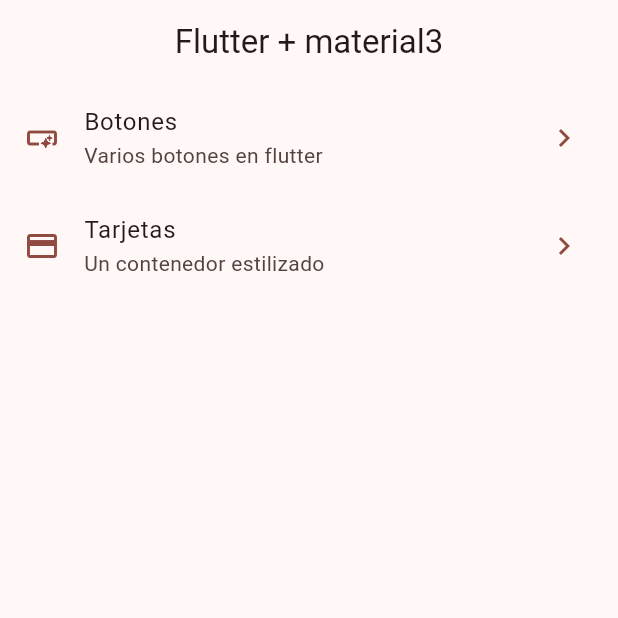
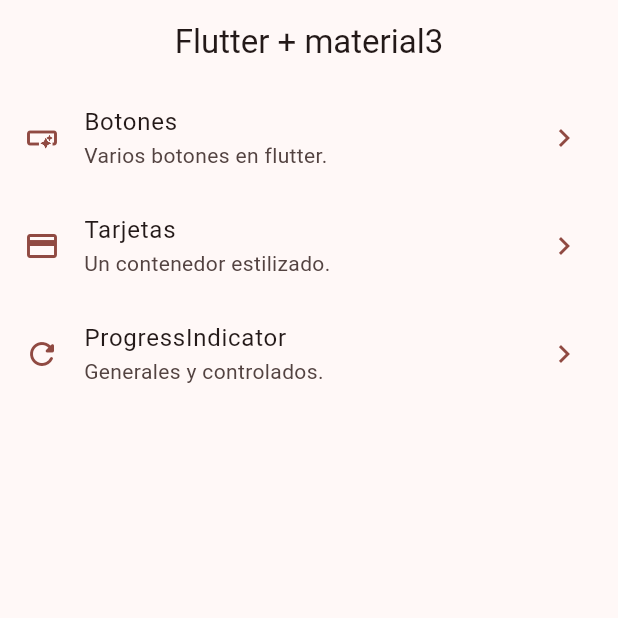
Before and after one commit to Jose-01010000/widget_app, a Flutter app: the screen it shows after launch, on a phone screen of 412 x 824 dp, the top half of it. Run offline on Flutter 3.47's test engine with Material 2 defaults, Android fonts, the phone set to English and light mode, and no system bars; our stand-ins replace go_router.

Commit message:
Vista Progress Indicator termianada.

```diff
--- a/lib/config/menu_items/menu_items.dart
+++ b/lib/config/menu_items/menu_items.dart
@@ -16,14 +16,20 @@ class MenuItem {
 const appMenuItem = <MenuItem>[
   MenuItem(
     title: 'Botones',
-    subtitle: 'Varios botones en flutter',
+    subtitle: 'Varios botones en flutter.',
     link: '/buttons',
     icon: Icons.smart_button_outlined,
   ),
   MenuItem(
     title: 'Tarjetas',
-    subtitle: 'Un contenedor estilizado',
+    subtitle: 'Un contenedor estilizado.',
     link: '/card',
     icon: Icons.credit_card,
   ),
+  MenuItem(
+    title: 'ProgressIndicator',
+    subtitle: 'Generales y controlados.',
+    link: '/progress',
+    icon: Icons.refresh_rounded,
+  ),
 ];
--- a/lib/config/router/app_router.dart
+++ b/lib/config/router/app_router.dart
@@ -20,5 +20,10 @@ final appRouter = GoRouter(
       name: CardsScreen.name,
       builder: (context, state) => const CardsScreen(),
     ),
+    GoRoute(
+      path: '/progress',
+      name: ProgressScreen.name,
+      builder: (context, state) => const ProgressScreen(),
+    ),
   ],
 );
```
Also changed, not shown: lib/presentation/screens/progress/progress_screen.dart (+74 -1 lines).
